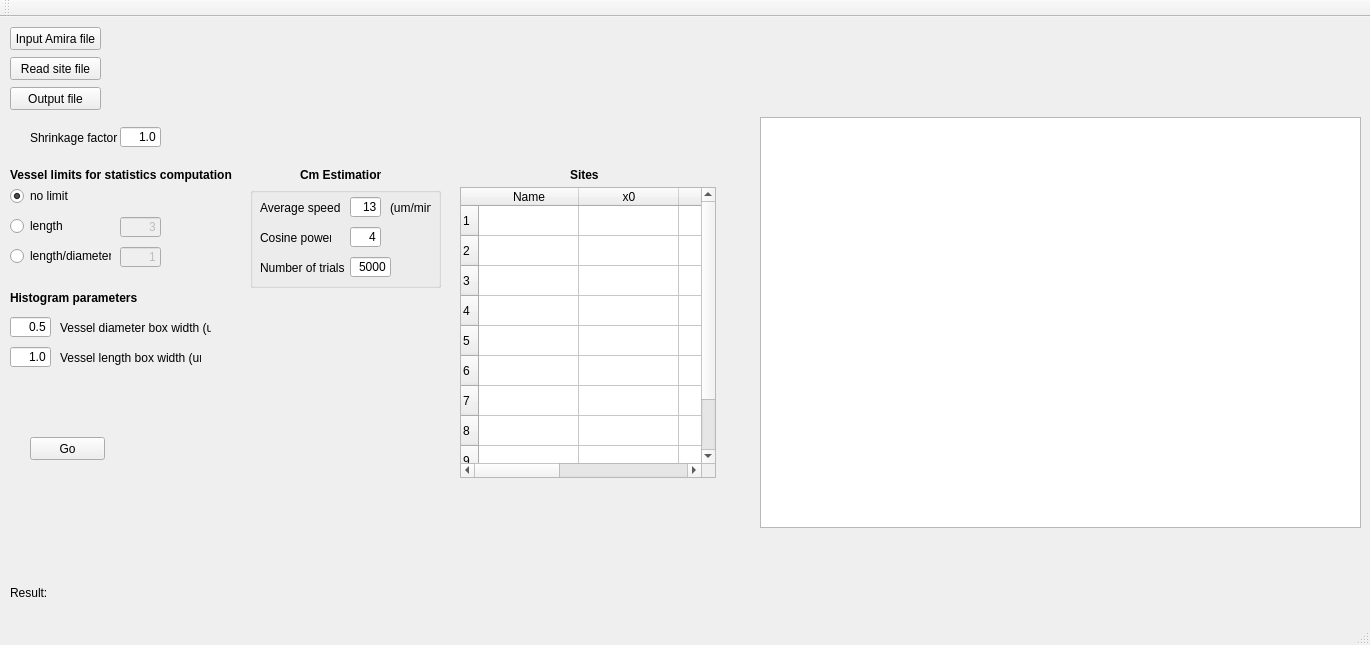
First picture: the form in Qt/Batcher/mainwindow.ui, repository gibbogle/vessel-tools, before the edit.
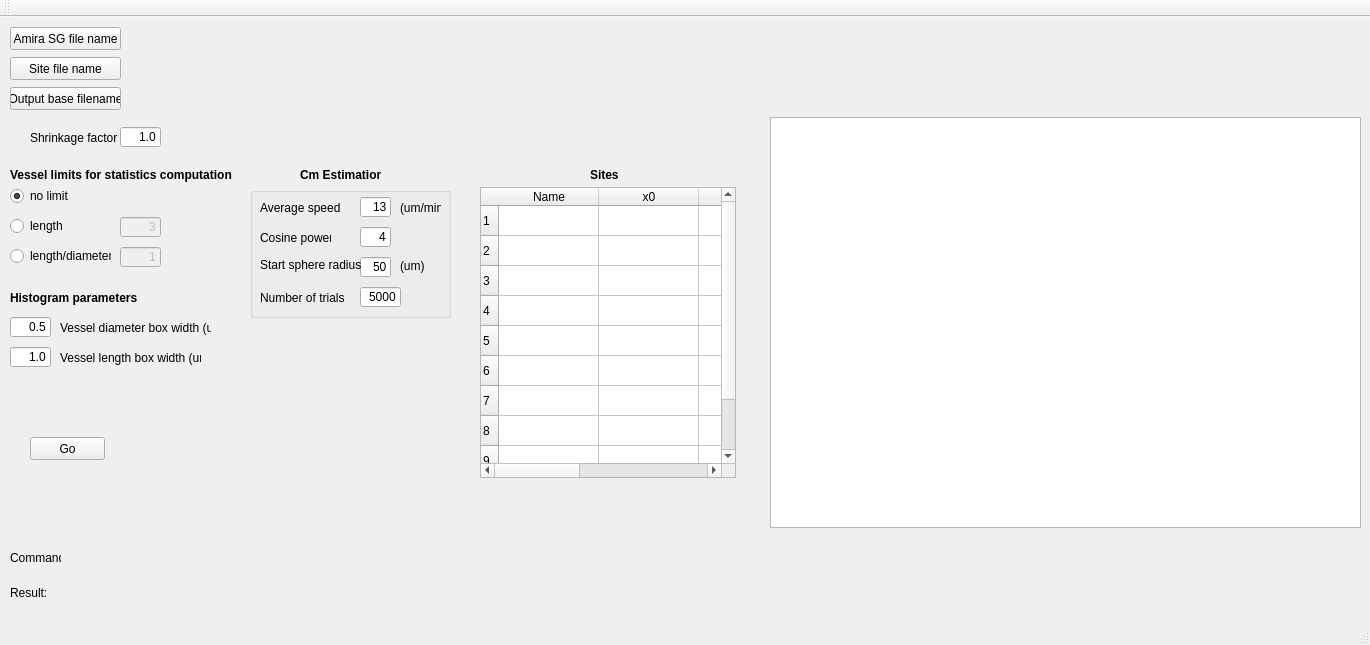
Second picture: the form after the edit.

Diff of the .ui file:
```diff
--- a/Qt/Batcher/mainwindow.ui
+++ b/Qt/Batcher/mainwindow.ui
@@ -19,20 +19,20 @@
      <rect>
       <x>10</x>
       <y>10</y>
-      <width>91</width>
+      <width>111</width>
       <height>23</height>
      </rect>
     </property>
     <property name="text">
-     <string>Input Amira file</string>
+     <string>Amira SG file name</string>
     </property>
    </widget>
    <widget class="QLabel" name="labelInputFile">
     <property name="geometry">
      <rect>
-      <x>110</x>
+      <x>130</x>
       <y>10</y>
-      <width>1251</width>
+      <width>1231</width>
       <height>21</height>
      </rect>
     </property>
@@ -82,9 +82,9 @@
    <widget class="QTextEdit" name="textEdit">
     <property name="geometry">
      <rect>
-      <x>760</x>
+      <x>770</x>
       <y>100</y>
-      <width>601</width>
+      <width>591</width>
       <height>411</height>
      </rect>
     </property>
@@ -94,20 +94,20 @@
      <rect>
       <x>10</x>
       <y>70</y>
-      <width>91</width>
+      <width>111</width>
       <height>23</height>
      </rect>
     </property>
     <property name="text">
-     <string>Output file</string>
+     <string>Output base filename</string>
     </property>
    </widget>
    <widget class="QLabel" name="labelOutputFile">
     <property name="geometry">
      <rect>
-      <x>110</x>
+      <x>130</x>
       <y>70</y>
-      <width>1251</width>
+      <width>1231</width>
       <height>21</height>
      </rect>
     </property>
@@ -149,8 +149,8 @@
      <rect>
       <x>250</x>
       <y>170</y>
-      <width>191</width>
-      <height>101</height>
+      <width>201</width>
+      <height>131</height>
      </rect>
     </property>
     <property name="title">
@@ -159,7 +159,7 @@
     <widget class="QLineEdit" name="lineEdit_speed">
      <property name="geometry">
       <rect>
-       <x>100</x>
+       <x>110</x>
        <y>10</y>
        <width>31</width>
        <height>20</height>
@@ -175,7 +175,7 @@
     <widget class="QLabel" name="label_um3">
      <property name="geometry">
       <rect>
-       <x>140</x>
+       <x>150</x>
        <y>10</y>
        <width>41</width>
        <height>21</height>
@@ -214,7 +214,7 @@
     <widget class="QLineEdit" name="lineEdit_pow">
      <property name="geometry">
       <rect>
-       <x>100</x>
+       <x>110</x>
        <y>40</y>
        <width>31</width>
        <height>20</height>
@@ -230,8 +230,8 @@
     <widget class="QLineEdit" name="lineEdit_ntrials">
      <property name="geometry">
       <rect>
-       <x>100</x>
-       <y>70</y>
+       <x>110</x>
+       <y>100</y>
        <width>41</width>
        <height>20</height>
       </rect>
@@ -247,7 +247,7 @@
      <property name="geometry">
       <rect>
        <x>10</x>
-       <y>70</y>
+       <y>100</y>
        <width>91</width>
        <height>21</height>
       </rect>
@@ -256,6 +256,48 @@
       <string>Number of trials</string>
      </property>
     </widget>
+    <widget class="QLineEdit" name="lineEdit_Cm_radius">
+     <property name="geometry">
+      <rect>
+       <x>110</x>
+       <y>70</y>
+       <width>31</width>
+       <height>20</height>
+      </rect>
+     </property>
+     <property name="text">
+      <string>50</string>
+     </property>
+     <property name="alignment">
+      <set>Qt::AlignRight|Qt::AlignTrailing|Qt::AlignVCenter</set>
+     </property>
+    </widget>
+    <widget class="QLabel" name="label_Cm_radius">
+     <property name="geometry">
+      <rect>
+       <x>10</x>
+       <y>70</y>
+       <width>101</width>
+       <height>16</height>
+      </rect>
+     </property>
+     <property name="text">
+      <string>Start sphere radius</string>
+     </property>
+    </widget>
+    <widget class="QLabel" name="label_um">
+     <property name="geometry">
+      <rect>
+       <x>150</x>
+       <y>71</y>
+       <width>31</width>
+       <height>16</height>
+      </rect>
+     </property>
+     <property name="text">
+      <string>(um)</string>
+     </property>
+    </widget>
    </widget>
    <widget class="QLabel" name="label_Cm">
     <property name="geometry">
@@ -464,7 +506,7 @@
    <widget class="QTableWidget" name="tableWidget">
     <property name="geometry">
      <rect>
-      <x>460</x>
+      <x>480</x>
       <y>170</y>
       <width>256</width>
       <height>291</height>
@@ -563,20 +605,20 @@
      <rect>
       <x>10</x>
       <y>40</y>
-      <width>91</width>
+      <width>111</width>
       <height>23</height>
      </rect>
     </property>
     <property name="text">
-     <string>Read site file</string>
+     <string>Site file name</string>
     </property>
    </widget>
    <widget class="QLabel" name="labelSiteFile">
     <property name="geometry">
      <rect>
-      <x>110</x>
+      <x>130</x>
       <y>40</y>
-      <width>1251</width>
+      <width>1231</width>
       <height>21</height>
      </rect>
     </property>
@@ -587,7 +629,7 @@
    <widget class="QLabel" name="label_sites">
     <property name="geometry">
      <rect>
-      <x>570</x>
+      <x>590</x>
       <y>150</y>
       <width>31</width>
       <height>16</height>
@@ -603,6 +645,32 @@
      <string>Sites</string>
     </property>
    </widget>
+   <widget class="QLabel" name="label_cmd">
+    <property name="geometry">
+     <rect>
+      <x>10</x>
+      <y>530</y>
+      <width>51</width>
+      <height>21</height>
+     </rect>
+    </property>
+    <property name="text">
+     <string>Command</string>
+    </property>
+   </widget>
+   <widget class="QLabel" name="labelCommand">
+    <property name="geometry">
+     <rect>
+      <x>70</x>
+      <y>530</y>
+      <width>1281</width>
+      <height>21</height>
+     </rect>
+    </property>
+    <property name="text">
+     <string/>
+    </property>
+   </widget>
   </widget>
   <widget class="QMenuBar" name="menuBar">
    <property name="geometry">
```
